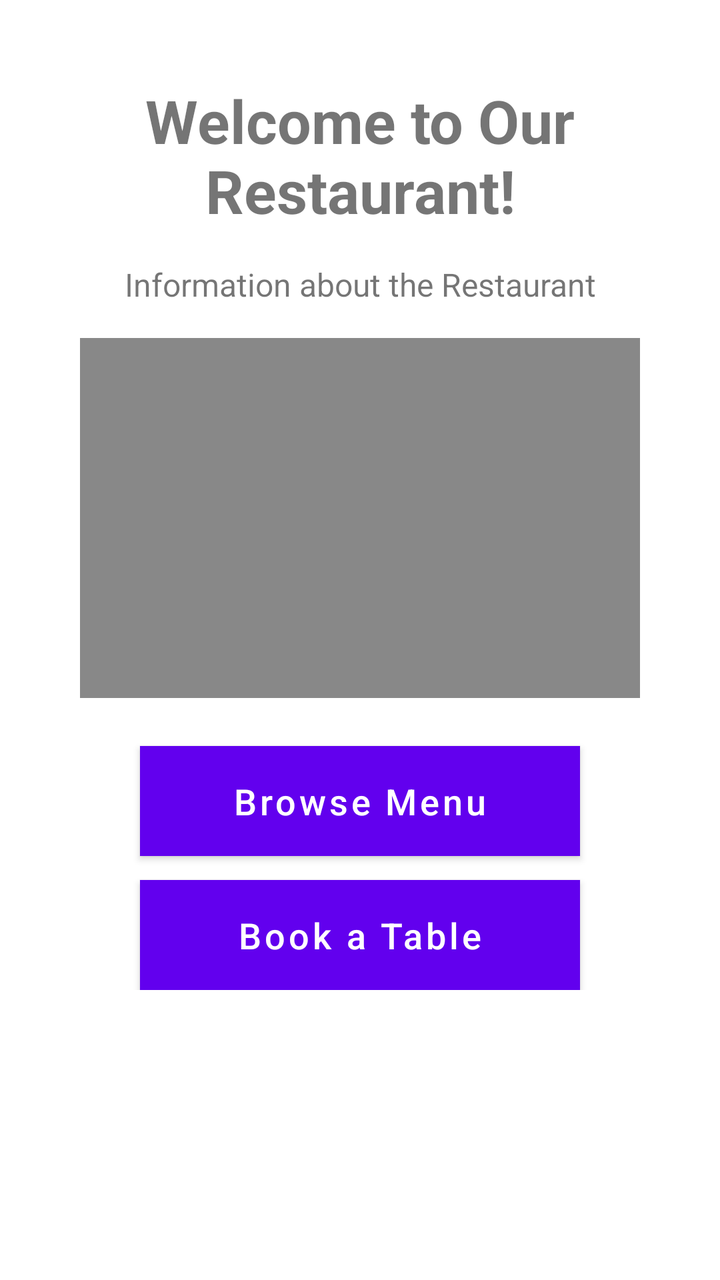
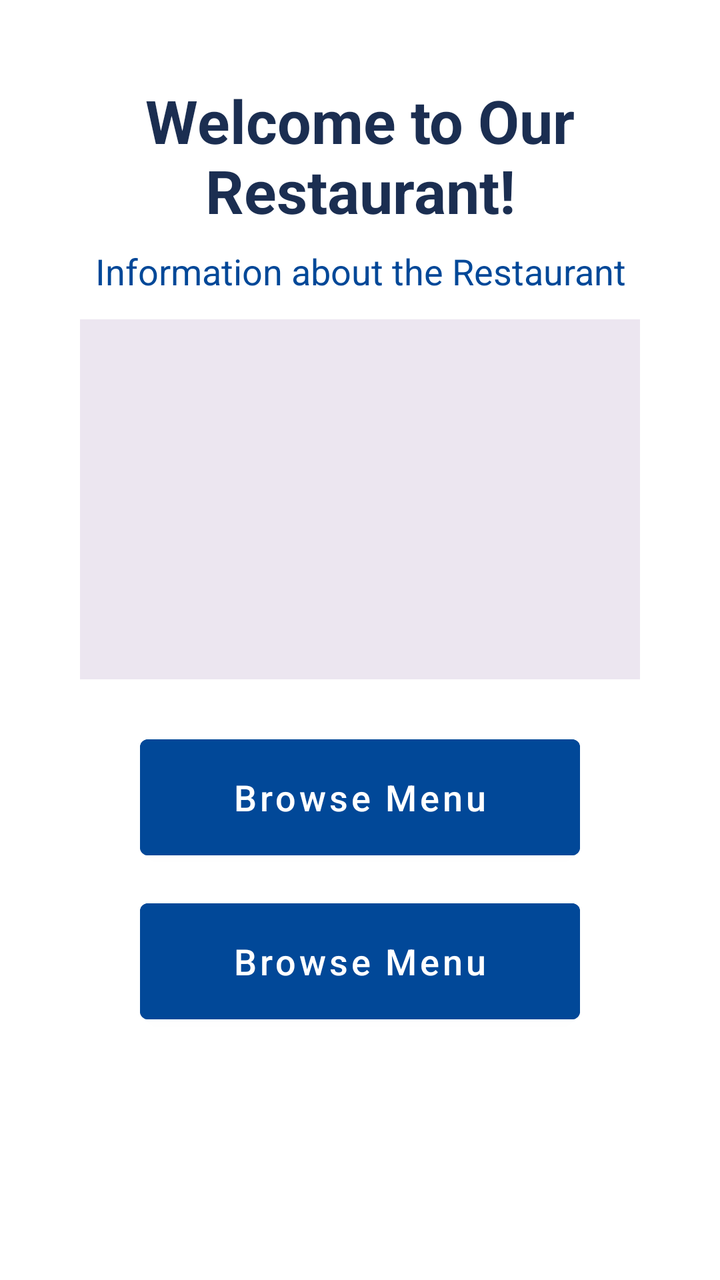

Compare the two renders of this Android layout. The source of the first and the diff that turns it into the second are given below.
<!-- AndroidManifest.xml: application theme Theme.COMP2000 -->
<!-- res/layout/fragment_home.xml -->
<?xml version="1.0" encoding="utf-8"?>
<ScrollView xmlns:android="http://schemas.android.com/apk/res/android"
    android:layout_width="match_parent"
    android:layout_height="match_parent"
    android:background="#FFFFFF">

    <LinearLayout
        android:orientation="vertical"
        android:gravity="center_horizontal"
        android:padding="40dp"
        android:layout_width="match_parent"
        android:layout_height="wrap_content">

        
        <TextView
            android:layout_width="wrap_content"
            android:layout_height="wrap_content"
            android:text="Welcome to Our Restaurant!"
            android:textSize="30sp"
            android:textStyle="bold"
            android:layout_marginBottom="16dp"
            android:gravity="center" />

        
        <TextView
            android:layout_width="wrap_content"
            android:layout_height="wrap_content"
            android:text="Information about the Restaurant"
            android:textSize="16sp"
            android:layout_marginBottom="16dp"
            android:gravity="center" />

        
        <ImageView
            android:layout_width="280dp"
            android:layout_height="180dp"
            android:layout_marginBottom="24dp"
            android:contentDescription="Restaurant image"
            android:background="#888888"
            android:padding="8dp" />

        
        <Button
            android:layout_width="220dp"
            android:layout_height="55dp"
            android:text="Browse Menu"
            android:textAllCaps="false"
            android:textSize="18sp"
            android:textColor="#FFFFFF"
            android:layout_marginBottom="12dp"
            android:background="#888888" />

        
        <Button
            android:id="@+id/btn_book"
            android:layout_width="220dp"
            android:layout_height="55dp"
            android:text="Book a Table"
            android:textAllCaps="false"
            android:textSize="18sp"
            android:textColor="#FFFFFF"
            android:background="#888888" />

    </LinearLayout>
</ScrollView>
<!-- resources referenced by this layout -->
<resources>
  <style name="Theme.COMP2000" parent="Theme.MaterialComponents.DayNight.DarkActionBar">
          
          <item name="colorPrimary">@color/purple_500</item>
          <item name="colorPrimaryVariant">@color/purple_700</item>
          <item name="colorOnPrimary">@color/white</item>
          
          <item name="colorSecondary">@color/teal_200</item>
          <item name="colorSecondaryVariant">@color/teal_700</item>
          <item name="colorOnSecondary">@color/black</item>
          
          <item name="android:statusBarColor">?attr/colorPrimaryVariant</item>
          
      </style>
  <color name="white">#FFFFFFFF</color>
  <color name="black">#FF000000</color>
</resources>

<!-- the commit's change to res/layout/fragment_home.xml (unified diff, before → after) -->
@@ -12,13 +12,8 @@
         android:layout_height="wrap_content">
 
         
-        <TextView
-            android:layout_width="wrap_content"
-            android:layout_height="wrap_content"
+        <TextView style="@style/PrimaryHeader"
             android:text="Welcome to Our Restaurant!"
-            android:textSize="30sp"
-            android:textStyle="bold"
-            android:layout_marginBottom="16dp"
             android:gravity="center" />
 
         
@@ -26,8 +21,9 @@
             android:layout_width="wrap_content"
             android:layout_height="wrap_content"
             android:text="Information about the Restaurant"
-            android:textSize="16sp"
-            android:layout_marginBottom="16dp"
+            android:textSize="18sp"
+            android:textColor="@color/blue"
+            android:layout_marginBottom="12dp"
             android:gravity="center" />
 
         
@@ -36,30 +32,22 @@
             android:layout_height="180dp"
             android:layout_marginBottom="24dp"
             android:contentDescription="Restaurant image"
-            android:background="#888888"
-            android:padding="8dp" />
+            android:background="@color/light_rose" />
 
         
-        <Button
+        <Button style="@style/PrimaryButton"
             android:layout_width="220dp"
-            android:layout_height="55dp"
+            android:layout_height="70dp"
             android:text="Browse Menu"
-            android:textAllCaps="false"
             android:textSize="18sp"
-            android:textColor="#FFFFFF"
-            android:layout_marginBottom="12dp"
-            android:background="#888888" />
+            android:layout_marginBottom="12dp" />
 
         
-        <Button
-            android:id="@+id/btn_book"
+        <Button style="@style/PrimaryButton"
             android:layout_width="220dp"
-            android:layout_height="55dp"
-            android:text="Book a Table"
-            android:textAllCaps="false"
+            android:layout_height="70dp"
+            android:text="Browse Menu"
             android:textSize="18sp"
-            android:textColor="#FFFFFF"
-            android:background="#888888" />
-
+            android:layout_marginBottom="12dp" />
     </LinearLayout>
 </ScrollView>
<!-- resource entries referenced after the edit -->
@@ -1,5 +1,21 @@
 <!-- resources referenced by this layout -->
 <resources>
+  <color name="blue">#014898</color>
+  <color name="light_rose">#ece6f0</color>
+  <style name="PrimaryButton">
+          <item name="android:backgroundTint">@color/blue</item>
+          <item name="android:textColor">@color/white</item>
+          <item name="android:padding">12dp</item>
+          <item name="android:textAllCaps">false</item>
+      </style>
+  <style name="PrimaryHeader">
+          <item name="android:textSize">30sp</item>
+          <item name="android:textStyle">bold</item>
+          <item name="android:textColor">@color/navy</item>
+          <item name="android:layout_marginBottom">8dp</item>
+          <item name="android:layout_width">match_parent</item>
+          <item name="android:layout_height">wrap_content</item>
+      </style>
   <style name="Theme.COMP2000" parent="Theme.MaterialComponents.DayNight.DarkActionBar">
           
           <item name="colorPrimary">@color/purple_500</item>
@@ -14,6 +30,7 @@
           
       </style>
   <color name="white">#FFFFFFFF</color>
+  <color name="navy">#1b2e51</color>
   <color name="black">#FF000000</color>
 </resources>
 
